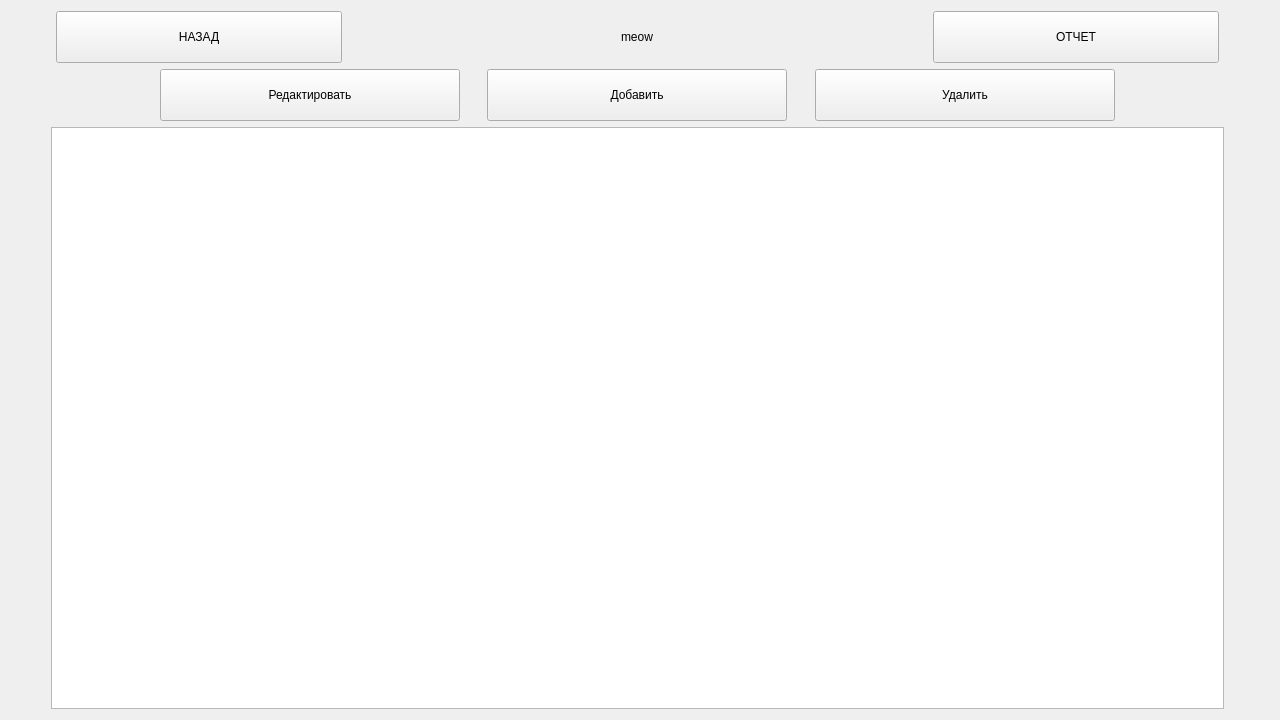
The window that pages/settingspage.ui (emilAIT/ecotaxi-test) describes before a commit, drawn with Qt 5.
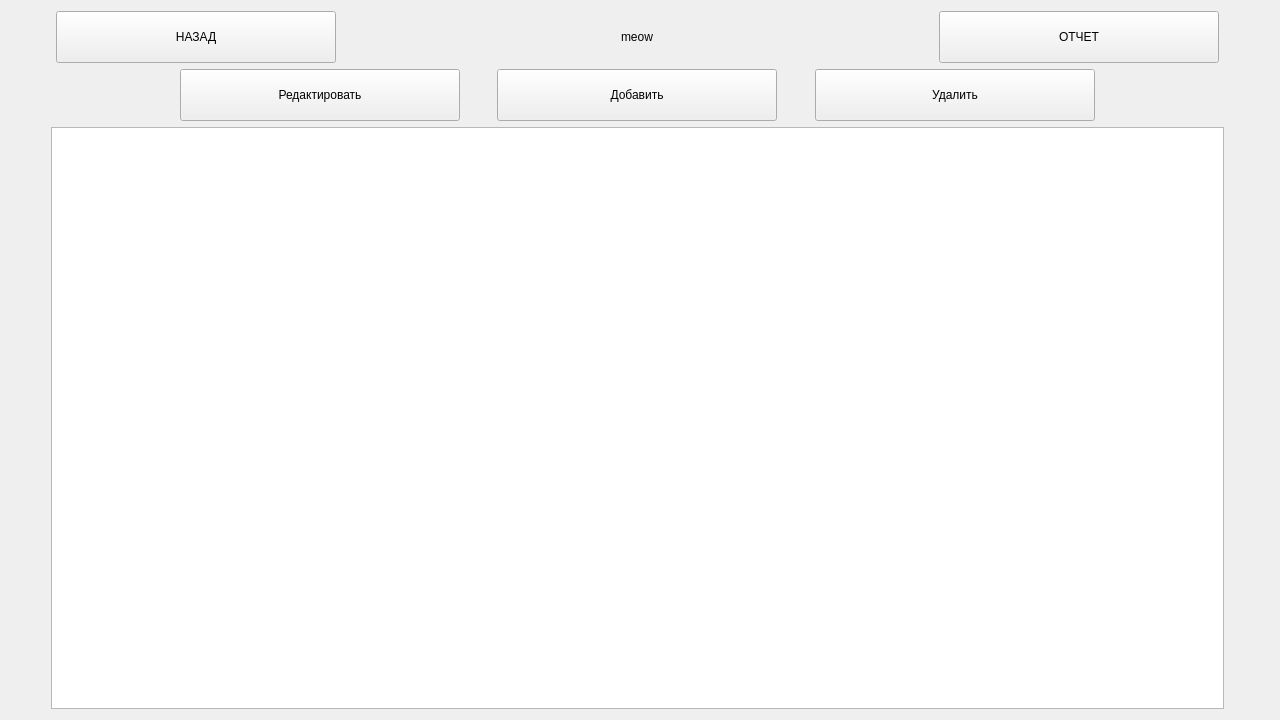
The same window after the commit.

```diff
--- a/pages/settingspage.ui
+++ b/pages/settingspage.ui
@@ -50,7 +50,7 @@
        </property>
        <property name="maximumSize">
         <size>
-         <width>286</width>
+         <width>280</width>
          <height>16777215</height>
         </size>
        </property>
@@ -76,7 +76,7 @@
        </property>
        <property name="maximumSize">
         <size>
-         <width>286</width>
+         <width>280</width>
          <height>16777215</height>
         </size>
        </property>
@@ -102,7 +102,7 @@
       <widget class="QPushButton" name="EditButton">
        <property name="minimumSize">
         <size>
-         <width>300</width>
+         <width>280</width>
          <height>52</height>
         </size>
        </property>
@@ -115,7 +115,7 @@
       <widget class="QPushButton" name="AddButton">
        <property name="minimumSize">
         <size>
-         <width>300</width>
+         <width>280</width>
          <height>52</height>
         </size>
        </property>
@@ -128,7 +128,7 @@
       <widget class="QPushButton" name="DeleteButton">
        <property name="minimumSize">
         <size>
-         <width>300</width>
+         <width>280</width>
          <height>52</height>
         </size>
        </property>
```
Left out of the diff: 2 changed lines with no effect on the pictures.
